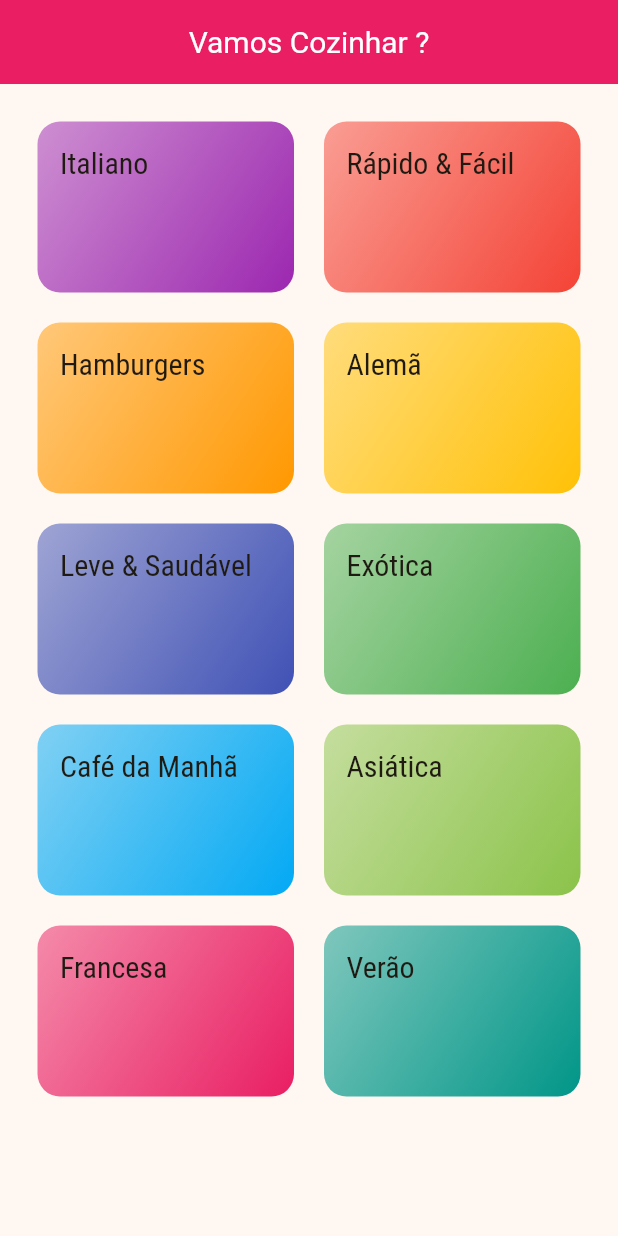
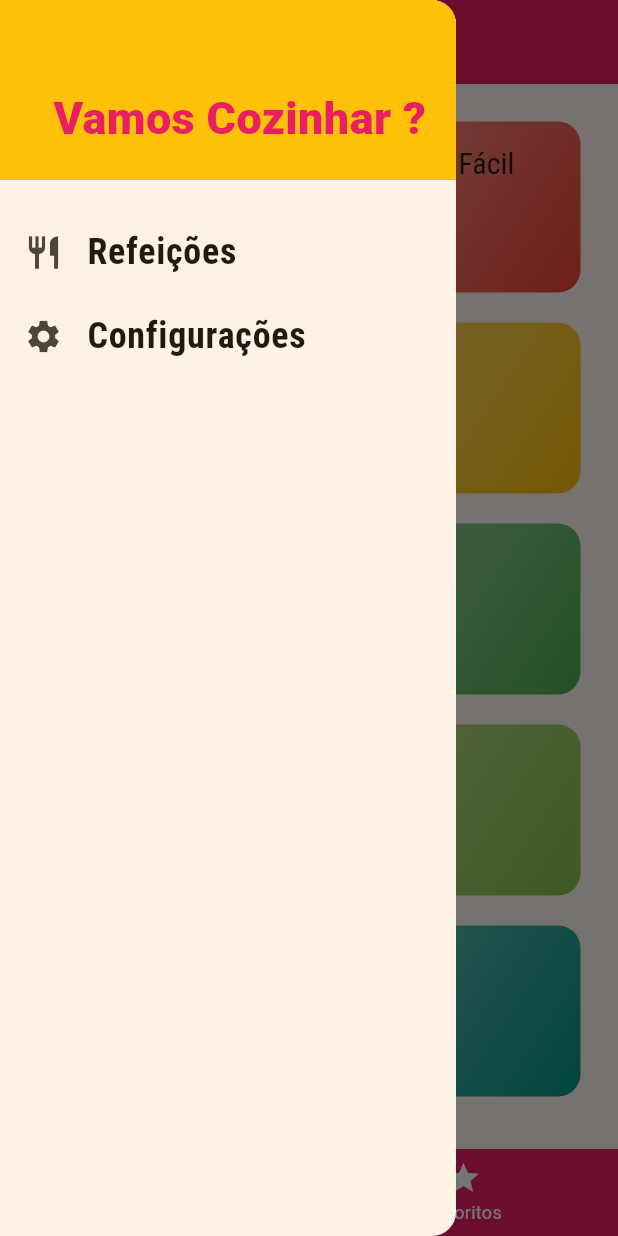
Before and after one commit to MarceloAC04/curso_flutter, a Flutter app: the screen it shows after launch, with the side drawer open (before the commit the screen has no drawer), on a phone screen of 412 x 824 dp. Run offline on Flutter 3.47's test engine with Material 3 defaults, Android fonts, the phone set to English and light mode, and no system bars; our stand-ins replace universal_platform.

Commit message:
Finalizado o projeto Meals (Seção 7)

```diff
--- /dev/null
+++ b/meals/lib/components/main_drawer.dart
@@ -0,0 +1,49 @@
+import 'package:flutter/material.dart';
+import 'package:meals/utils/app_routes.dart';
+
+class MainDrawer extends StatelessWidget {
+  Widget _createItem(IconData icon, String label, Function onTap) {
+    return ListTile(
+      leading: Icon(icon, size: 26),
+      title: Text(label,
+          style: TextStyle(
+            fontFamily: 'RobotoCondensed',
+            fontSize: 24,
+            fontWeight: FontWeight.bold
+          )),
+      onTap: () => onTap(),
+    );
+  }
+
+  @override
+  Widget build(BuildContext context) {
+    return Drawer(
+      child: Column(
+        children: <Widget>[
+          Container(
+            height: 120,
+            width: double.infinity,
+            padding: EdgeInsets.all(20),
+            color: Theme.of(context).colorScheme.secondary,
+            alignment: Alignment.bottomRight,
+            child: Text(
+              'Vamos Cozinhar ?',
+              style: TextStyle(
+                fontWeight: FontWeight.w900,
+                fontSize: 30,
+                color: Theme.of(context).primaryColor,
+              ),
+            ),
+          ),
+          SizedBox(height: 20,),
+          _createItem(
+              Icons.restaurant, 'Refeições',
+              () => Navigator.of(context).pushReplacementNamed(AppRoutes.HOME)),
+          _createItem(Icons.settings, 'Configurações',
+              () => Navigator.of(context).pushReplacementNamed(AppRoutes.SETTINGS)
+          )
+        ],
+      ),
+    );
+  }
+}
--- a/meals/lib/main.dart
+++ b/meals/lib/main.dart
@@ -1,11 +1,53 @@
 import 'package:flutter/material.dart';
 import 'package:meals/screens/categories_meals_screen.dart';
-import 'screens/categories_screen.dart';
+import 'package:meals/screens/settings_screen.dart';
+import 'screens/meal_detail_screen.dart';
 import 'package:meals/utils/app_routes.dart';
+import 'models/settigns.dart';
+import 'screens/tabs_screen.dart';
+
+import 'models/meal.dart';
+import 'data/dummy_data.dart';
 
 void main() => runApp(MyApp());
 
-class MyApp extends StatelessWidget {
+class MyApp extends StatefulWidget {
+  @override
+  State<MyApp> createState() => _MyAppState();
+}
+
+class _MyAppState extends State<MyApp> {
+
+  Settings settings = Settings();
+  List<Meal> _availableMeals = DUMMY_MEALS;
+
+  List<Meal> _favoriteMeals = [];
+
+  void _filterMeals(Settings settings) {
+    setState(() {
+      this.settings = settings;
+      _availableMeals = DUMMY_MEALS.where((meal) {
+        final filterGluten = settings.isGlutenFree && !meal.isGlutenFree!;
+        final filterLactose = settings.isLactoseFree && !meal.isLactoseFree!;
+        final filterVegan = settings.isVegan && !meal.isVegan!;
+        final filterVegetarian = settings.isVegetarian && !meal.isVegetarian!;
+
+        return !filterGluten && !filterLactose && !filterVegan && !filterVegetarian;
+      }).toList();
+    });
+  }
+
+  void _toggleFavorite(Meal meal) {
+    setState(() {
+      _favoriteMeals.contains(meal) ?
+          _favoriteMeals.remove(meal)
+          : _favoriteMeals.add(meal);
+    });
+  }
+
+  bool _isFavorite(Meal meal) {
+    return _favoriteMeals.contains(meal);
+  }
   @override
   Widget build(BuildContext context) {
     return MaterialApp(
@@ -29,10 +71,11 @@ class MyApp extends StatelessWidget {
           titleTextStyle: TextStyle(color: Colors.white, fontSize: 20),
         ),
       ),
-      home: CategoriesScreen(),
       routes: {
-        AppRoutes.HOME: (ctx) => CategoriesScreen(),
-        AppRoutes.CATEGORIES_MEALS: (ctx) => CategoriesMealsScreen(),
+        AppRoutes.HOME: (ctx) => TabsScreen(_favoriteMeals),
+        AppRoutes.CATEGORIES_MEALS: (ctx) => CategoriesMealsScreen(_availableMeals),
+        AppRoutes.MEALS_DETAIL: (ctx) => MealDetailScreen(_toggleFavorite, _isFavorite),
+        AppRoutes.SETTINGS: (ctx) => SettingsScreen(settings, _filterMeals)
       },
     );
   }
--- /dev/null
+++ b/meals/lib/models/settigns.dart
@@ -0,0 +1,14 @@
+class Settings {
+  bool isGlutenFree;
+  bool isLactoseFree;
+  bool isVegan;
+  bool isVegetarian;
+
+  Settings({
+    this.isGlutenFree = false,
+    this.isVegetarian = false,
+    this.isVegan = false,
+    this.isLactoseFree = false,
+});
+
+}
--- a/meals/lib/screens/categories_screen.dart
+++ b/meals/lib/screens/categories_screen.dart
@@ -5,9 +5,7 @@ import '../data/dummy_data.dart';
 class CategoriesScreen extends StatelessWidget {
   @override
   Widget build(BuildContext context) {
-    return Scaffold(
-      appBar: AppBar(title: Text('Vamos Cozinhar ?')),
-      body: GridView(
+    return GridView(
         padding: const EdgeInsets.all(25),
         gridDelegate: SliverGridDelegateWithMaxCrossAxisExtent(
           maxCrossAxisExtent: 200,
@@ -19,7 +17,6 @@ class CategoriesScreen extends StatelessWidget {
             DUMMY_CATEGORIES.map((cat) {
               return CategoryItem(cat);
             }).toList(),
-      ),
-    );
+      );
   }
 }
--- /dev/null
+++ b/meals/lib/screens/tabs_screen.dart
@@ -0,0 +1,59 @@
+import 'package:flutter/material.dart';
+import 'package:meals/components/main_drawer.dart';
+import 'categories_screen.dart';
+import 'favorite_screen.dart';
+import 'package:meals/models/meal.dart';
+
+class TabsScreen extends StatefulWidget {
+
+  final List<Meal> favoriteMeals;
+
+  const TabsScreen(this.favoriteMeals);
+  @override
+  State<TabsScreen> createState() => _TabsScreenState();
+}
+
+class _TabsScreenState extends State<TabsScreen> {
+  int _selectedScreenIndex = 0;
+  List<Map<String, Object>>? _screens;
+  @override
+  void initState() {
+    super.initState();
+    _screens = [
+      {'title': 'Lista de Categorias', 'screen': CategoriesScreen()},
+      {'title': 'Meus Favoritos', 'screen': FavoriteScreen(widget.favoriteMeals)},
+    ];
+  }
+
+
+  _selectedState(int index) {
+    setState(() {
+      _selectedScreenIndex = index;
+    });
+  }
+
+  @override
+  Widget build(BuildContext context) {
+    return Scaffold(
+      appBar: AppBar(
+        title: Text(_screens![_selectedScreenIndex]['title'] as String),
+      ),
+      drawer: MainDrawer(),
+      body: _screens![_selectedScreenIndex]['screen'] as Widget,
+      bottomNavigationBar: BottomNavigationBar(
+        onTap: _selectedState,
+        backgroundColor: Theme.of(context).primaryColor,
+        unselectedItemColor: Colors.white,
+        selectedItemColor: Theme.of(context).colorScheme.secondary,
+        currentIndex: _selectedScreenIndex,
+        items: [
+          BottomNavigationBarItem(
+            icon: Icon(Icons.category),
+            label: 'Categorias',
+          ),
+          BottomNavigationBarItem(icon: Icon(Icons.star), label: 'Favoritos'),
+        ],
+      ),
+    );
+  }
+}
--- a/meals/lib/utils/app_routes.dart
+++ b/meals/lib/utils/app_routes.dart
@@ -1,4 +1,6 @@
 class AppRoutes {
-  static const HOME = '/home';
+  static const HOME = '/';
   static const CATEGORIES_MEALS = '/categories-meals';
+  static const MEALS_DETAIL = '/meal-detail';
+  static const SETTINGS = '/settings';
 }
```
Also changed, not shown: meals/lib/components/meal_item.dart (+40 -2 lines), meals/lib/models/meal.dart (+28 -12 lines), meals/lib/screens/categories_meals_screen.dart (+6 -1 lines), meals/lib/screens/favorite_screen.dart (added, +24 -0 lines), meals/lib/screens/meal_detail_screen.dart (added, +95 -0 lines), meals/lib/screens/settings_screen.dart (added, +86 -0 lines).
